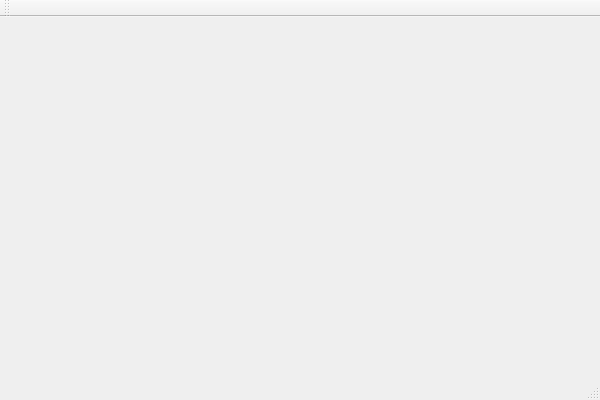
Above: MainWindowsClass.ui from Mangner/Langner_Laskowski_Projekt before the change. Below: the same form after it.
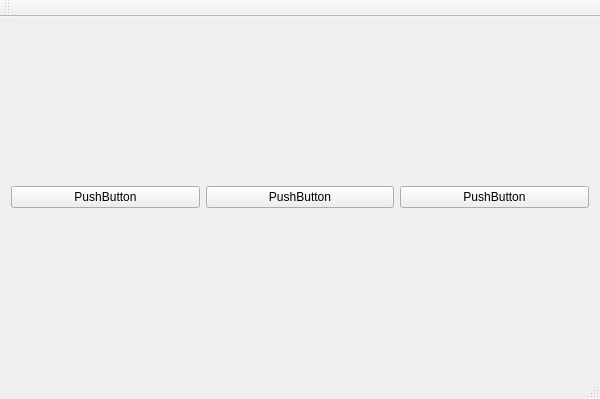
That is the form after the change.

Commit message: Drobne Poprawki

```diff
--- a/MainWindowsClass.ui
+++ b/MainWindowsClass.ui
@@ -7,13 +7,37 @@
     <x>0</x>
     <y>0</y>
     <width>600</width>
-    <height>400</height>
+    <height>399</height>
    </rect>
   </property>
   <property name="windowTitle">
    <string>Langner_Laskowski_Projekt</string>
   </property>
-  <widget class="QWidget" name="centralWidget"/>
+  <widget class="QWidget" name="centralWidget">
+   <layout class="QHBoxLayout" name="horizontalLayout">
+    <item>
+     <widget class="QPushButton" name="pushButton_3">
+      <property name="text">
+       <string>PushButton</string>
+      </property>
+     </widget>
+    </item>
+    <item>
+     <widget class="QPushButton" name="pushButton_2">
+      <property name="text">
+       <string>PushButton</string>
+      </property>
+     </widget>
+    </item>
+    <item>
+     <widget class="QPushButton" name="pushButton">
+      <property name="text">
+       <string>PushButton</string>
+      </property>
+     </widget>
+    </item>
+   </layout>
+  </widget>
   <widget class="QMenuBar" name="menuBar">
    <property name="geometry">
     <rect>
```
